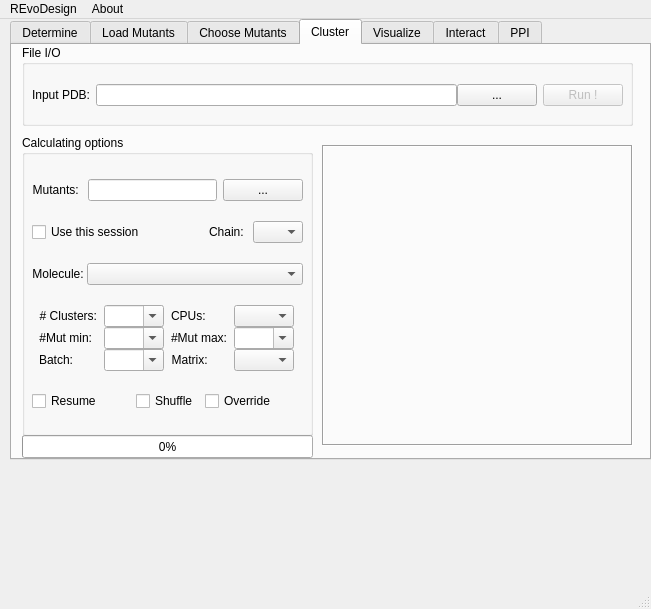
This is REvoDesign/UI/REvoDesign-PyMOL.ui in YaoYinYing/REvoDesign as Qt 5 draws it before an edit. The edited form follows.
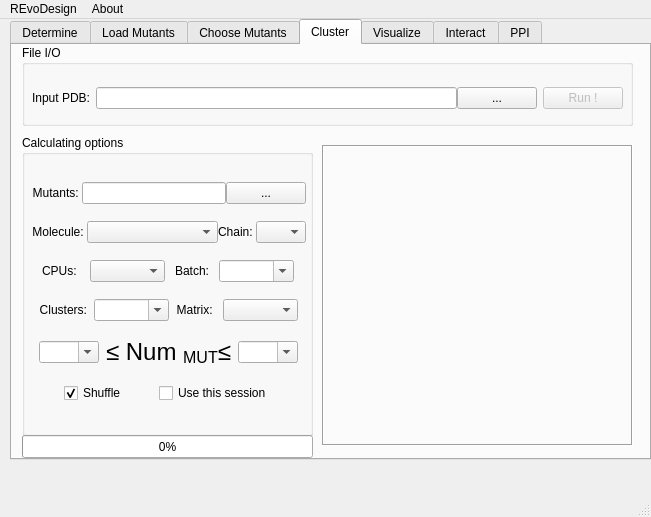
This is the edited form. The open tabs and pages were chosen to show the change.

Patch:
```diff
--- a/REvoDesign/UI/REvoDesign-PyMOL.ui
+++ b/REvoDesign/UI/REvoDesign-PyMOL.ui
@@ -7,7 +7,7 @@
     <x>0</x>
     <y>0</y>
     <width>651</width>
-    <height>609</height>
+    <height>517</height>
    </rect>
   </property>
   <property name="sizePolicy">
@@ -1908,7 +1908,7 @@
          <x>10</x>
          <y>30</y>
          <width>591</width>
-         <height>41</height>
+         <height>47</height>
         </rect>
        </property>
        <layout class="QHBoxLayout" name="horizontalLayout_11">
@@ -1951,18 +1951,17 @@
          </layout>
         </item>
         <item>
-         <layout class="QVBoxLayout" name="verticalLayout_9">
-          <item>
-           <widget class="QPushButton" name="pushButton_run_cluster">
-            <property name="enabled">
-             <bool>false</bool>
-            </property>
-            <property name="text">
-             <string>Run !</string>
-            </property>
-           </widget>
-          </item>
-         </layout>
+         <widget class="QPushButton" name="pushButton_run_cluster">
+          <property name="enabled">
+           <bool>false</bool>
+          </property>
+          <property name="text">
+           <string>Run !</string>
+          </property>
+         </widget>
+        </item>
+        <item>
+         <layout class="QVBoxLayout" name="verticalLayout_9"/>
         </item>
        </layout>
       </widget>
@@ -2021,11 +2020,14 @@
         <rect>
          <x>10</x>
          <y>30</y>
-         <width>271</width>
+         <width>274</width>
          <height>261</height>
         </rect>
        </property>
        <layout class="QVBoxLayout" name="verticalLayout_5">
+        <property name="spacing">
+         <number>0</number>
+        </property>
         <item>
          <layout class="QHBoxLayout" name="horizontalLayout_39">
           <item>
@@ -2057,64 +2059,6 @@
           </item>
          </layout>
         </item>
-        <item>
-         <layout class="QHBoxLayout" name="horizontalLayout_40">
-          <item>
-           <widget class="QCheckBox" name="checkBox_use_this_session_5">
-            <property name="statusTip">
-             <string>Just use the molecules in current session for design.</string>
-            </property>
-            <property name="text">
-             <string>Use this session</string>
-            </property>
-           </widget>
-          </item>
-          <item>
-           <widget class="QLabel" name="label_27">
-            <property name="sizePolicy">
-             <sizepolicy hsizetype="Fixed" vsizetype="Preferred">
-              <horstretch>0</horstretch>
-              <verstretch>0</verstretch>
-             </sizepolicy>
-            </property>
-            <property name="layoutDirection">
-             <enum>Qt::LeftToRight</enum>
-            </property>
-            <property name="text">
-             <string>Chain: </string>
-            </property>
-            <property name="alignment">
-             <set>Qt::AlignRight|Qt::AlignTrailing|Qt::AlignVCenter</set>
-            </property>
-           </widget>
-          </item>
-          <item>
-           <widget class="QComboBox" name="comboBox_chainid_3">
-            <property name="sizePolicy">
-             <sizepolicy hsizetype="Fixed" vsizetype="Fixed">
-              <horstretch>0</horstretch>
-              <verstretch>0</verstretch>
-             </sizepolicy>
-            </property>
-            <property name="minimumSize">
-             <size>
-              <width>0</width>
-              <height>0</height>
-             </size>
-            </property>
-            <property name="maximumSize">
-             <size>
-              <width>50</width>
-              <height>16777215</height>
-             </size>
-            </property>
-            <property name="statusTip">
-             <string>Chain ID for design.</string>
-            </property>
-           </widget>
-          </item>
-         </layout>
-        </item>
         <item>
          <layout class="QHBoxLayout" name="horizontalLayout">
           <property name="spacing">
@@ -2143,125 +2087,55 @@
             </property>
            </widget>
           </item>
+          <item>
+           <widget class="QLabel" name="label_27">
+            <property name="sizePolicy">
+             <sizepolicy hsizetype="Fixed" vsizetype="Preferred">
+              <horstretch>0</horstretch>
+              <verstretch>0</verstretch>
+             </sizepolicy>
+            </property>
+            <property name="layoutDirection">
+             <enum>Qt::LeftToRight</enum>
+            </property>
+            <property name="text">
+             <string>Chain: </string>
+            </property>
+            <property name="alignment">
+             <set>Qt::AlignRight|Qt::AlignTrailing|Qt::AlignVCenter</set>
+            </property>
+           </widget>
+          </item>
+          <item>
+           <widget class="QComboBox" name="comboBox_chainid_3">
+            <property name="sizePolicy">
+             <sizepolicy hsizetype="Fixed" vsizetype="Fixed">
+              <horstretch>0</horstretch>
+              <verstretch>0</verstretch>
+             </sizepolicy>
+            </property>
+            <property name="minimumSize">
+             <size>
+              <width>0</width>
+              <height>0</height>
+             </size>
+            </property>
+            <property name="maximumSize">
+             <size>
+              <width>50</width>
+              <height>16777215</height>
+             </size>
+            </property>
+            <property name="statusTip">
+             <string>Chain ID for design.</string>
+            </property>
+           </widget>
+          </item>
          </layout>
         </item>
         <item>
-         <layout class="QGridLayout" name="gridLayout_21">
-          <property name="spacing">
-           <number>0</number>
-          </property>
-          <item row="2" column="2">
-           <widget class="QLabel" name="label_29">
-            <property name="sizePolicy">
-             <sizepolicy hsizetype="Maximum" vsizetype="Preferred">
-              <horstretch>0</horstretch>
-              <verstretch>0</verstretch>
-             </sizepolicy>
-            </property>
-            <property name="layoutDirection">
-             <enum>Qt::LeftToRight</enum>
-            </property>
-            <property name="text">
-             <string>#Mut max:</string>
-            </property>
-            <property name="alignment">
-             <set>Qt::AlignRight|Qt::AlignTrailing|Qt::AlignVCenter</set>
-            </property>
-           </widget>
-          </item>
-          <item row="2" column="0">
-           <widget class="QLabel" name="label_28">
-            <property name="sizePolicy">
-             <sizepolicy hsizetype="Maximum" vsizetype="Preferred">
-              <horstretch>0</horstretch>
-              <verstretch>0</verstretch>
-             </sizepolicy>
-            </property>
-            <property name="layoutDirection">
-             <enum>Qt::LeftToRight</enum>
-            </property>
-            <property name="text">
-             <string>#Mut min:</string>
-            </property>
-            <property name="alignment">
-             <set>Qt::AlignRight|Qt::AlignTrailing|Qt::AlignVCenter</set>
-            </property>
-           </widget>
-          </item>
-          <item row="2" column="1">
-           <widget class="QComboBox" name="comboBox_num_mut_minimun">
-            <property name="sizePolicy">
-             <sizepolicy hsizetype="Maximum" vsizetype="Fixed">
-              <horstretch>0</horstretch>
-              <verstretch>0</verstretch>
-             </sizepolicy>
-            </property>
-            <property name="maximumSize">
-             <size>
-              <width>60</width>
-              <height>16777215</height>
-             </size>
-            </property>
-            <property name="editable">
-             <bool>true</bool>
-            </property>
-           </widget>
-          </item>
-          <item row="2" column="3">
-           <widget class="QComboBox" name="comboBox_num_mut_maximum">
-            <property name="sizePolicy">
-             <sizepolicy hsizetype="Maximum" vsizetype="Fixed">
-              <horstretch>0</horstretch>
-              <verstretch>0</verstretch>
-             </sizepolicy>
-            </property>
-            <property name="maximumSize">
-             <size>
-              <width>60</width>
-              <height>16777215</height>
-             </size>
-            </property>
-            <property name="editable">
-             <bool>true</bool>
-            </property>
-           </widget>
-          </item>
-          <item row="1" column="1">
-           <widget class="QComboBox" name="comboBox_num_cluster">
-            <property name="sizePolicy">
-             <sizepolicy hsizetype="Maximum" vsizetype="Fixed">
-              <horstretch>0</horstretch>
-              <verstretch>0</verstretch>
-             </sizepolicy>
-            </property>
-            <property name="maximumSize">
-             <size>
-              <width>60</width>
-              <height>16777215</height>
-             </size>
-            </property>
-            <property name="editable">
-             <bool>true</bool>
-            </property>
-           </widget>
-          </item>
-          <item row="3" column="3">
-           <widget class="QComboBox" name="comboBox_cluster_matrix">
-            <property name="sizePolicy">
-             <sizepolicy hsizetype="Maximum" vsizetype="Fixed">
-              <horstretch>0</horstretch>
-              <verstretch>0</verstretch>
-             </sizepolicy>
-            </property>
-            <property name="maximumSize">
-             <size>
-              <width>60</width>
-              <height>16777215</height>
-             </size>
-            </property>
-           </widget>
-          </item>
-          <item row="1" column="2">
+         <layout class="QHBoxLayout" name="horizontalLayout_42">
+          <item>
            <widget class="QLabel" name="label_26">
             <property name="sizePolicy">
              <sizepolicy hsizetype="Maximum" vsizetype="Preferred">
@@ -2280,26 +2154,7 @@
             </property>
            </widget>
           </item>
-          <item row="1" column="0">
-           <widget class="QLabel" name="label_41">
-            <property name="sizePolicy">
-             <sizepolicy hsizetype="Maximum" vsizetype="Preferred">
-              <horstretch>0</horstretch>
-              <verstretch>0</verstretch>
-             </sizepolicy>
-            </property>
-            <property name="layoutDirection">
-             <enum>Qt::LeftToRight</enum>
-            </property>
-            <property name="text">
-             <string># Clusters:</string>
-            </property>
-            <property name="alignment">
-             <set>Qt::AlignRight|Qt::AlignTrailing|Qt::AlignVCenter</set>
-            </property>
-           </widget>
-          </item>
-          <item row="1" column="3">
+          <item>
            <widget class="QComboBox" name="comboBox_nproc_3">
             <property name="sizePolicy">
              <sizepolicy hsizetype="Maximum" vsizetype="Fixed">
@@ -2309,13 +2164,13 @@
             </property>
             <property name="maximumSize">
              <size>
-              <width>60</width>
+              <width>75</width>
               <height>16777215</height>
              </size>
             </property>
            </widget>
           </item>
-          <item row="3" column="0">
+          <item>
            <widget class="QLabel" name="label_40">
             <property name="sizePolicy">
              <sizepolicy hsizetype="Maximum" vsizetype="Preferred">
@@ -2334,7 +2189,7 @@
             </property>
            </widget>
           </item>
-          <item row="3" column="1">
+          <item>
            <widget class="QComboBox" name="comboBox_cluster_batchsize">
             <property name="sizePolicy">
              <sizepolicy hsizetype="Maximum" vsizetype="Fixed">
@@ -2344,7 +2199,7 @@
             </property>
             <property name="maximumSize">
              <size>
-              <width>60</width>
+              <width>75</width>
               <height>16777215</height>
              </size>
             </property>
@@ -2356,7 +2211,52 @@
             </property>
            </widget>
           </item>
-          <item row="3" column="2">
+         </layout>
+        </item>
+        <item>
+         <layout class="QHBoxLayout" name="horizontalLayout_41">
+          <item>
+           <widget class="QLabel" name="label_41">
+            <property name="sizePolicy">
+             <sizepolicy hsizetype="Maximum" vsizetype="Preferred">
+              <horstretch>0</horstretch>
+              <verstretch>0</verstretch>
+             </sizepolicy>
+            </property>
+            <property name="layoutDirection">
+             <enum>Qt::LeftToRight</enum>
+            </property>
+            <property name="text">
+             <string>Clusters:</string>
+            </property>
+            <property name="alignment">
+             <set>Qt::AlignRight|Qt::AlignTrailing|Qt::AlignVCenter</set>
+            </property>
+           </widget>
+          </item>
+          <item>
+           <widget class="QComboBox" name="comboBox_num_cluster">
+            <property name="sizePolicy">
+             <sizepolicy hsizetype="Maximum" vsizetype="Fixed">
+              <horstretch>0</horstretch>
+              <verstretch>0</verstretch>
+             </sizepolicy>
+            </property>
+            <property name="maximumSize">
+             <size>
+              <width>75</width>
+              <height>16777215</height>
+             </size>
+            </property>
+            <property name="statusTip">
+             <string>Number of clusters to generate.</string>
+            </property>
+            <property name="editable">
+             <bool>true</bool>
+            </property>
+           </widget>
+          </item>
+          <item>
            <widget class="QLabel" name="label_30">
             <property name="sizePolicy">
              <sizepolicy hsizetype="Maximum" vsizetype="Preferred">
@@ -2375,17 +2275,96 @@
             </property>
            </widget>
           </item>
+          <item>
+           <widget class="QComboBox" name="comboBox_cluster_matrix">
+            <property name="sizePolicy">
+             <sizepolicy hsizetype="Maximum" vsizetype="Fixed">
+              <horstretch>0</horstretch>
+              <verstretch>0</verstretch>
+             </sizepolicy>
+            </property>
+            <property name="maximumSize">
+             <size>
+              <width>75</width>
+              <height>16777215</height>
+             </size>
+            </property>
+            <property name="statusTip">
+             <string>Sequence alignment matrix</string>
+            </property>
+           </widget>
+          </item>
+         </layout>
+        </item>
+        <item>
+         <layout class="QHBoxLayout" name="horizontalLayout_40">
+          <item>
+           <widget class="QComboBox" name="comboBox_num_mut_minimun">
+            <property name="sizePolicy">
+             <sizepolicy hsizetype="Maximum" vsizetype="Fixed">
+              <horstretch>0</horstretch>
+              <verstretch>0</verstretch>
+             </sizepolicy>
+            </property>
+            <property name="maximumSize">
+             <size>
+              <width>60</width>
+              <height>16777215</height>
+             </size>
+            </property>
+            <property name="statusTip">
+             <string>MInimun number of mutations for each variant.</string>
+            </property>
+            <property name="editable">
+             <bool>true</bool>
+            </property>
+           </widget>
+          </item>
+          <item>
+           <widget class="QLabel" name="label_28">
+            <property name="sizePolicy">
+             <sizepolicy hsizetype="Maximum" vsizetype="Preferred">
+              <horstretch>0</horstretch>
+              <verstretch>0</verstretch>
+             </sizepolicy>
+            </property>
+            <property name="layoutDirection">
+             <enum>Qt::LeftToRight</enum>
+            </property>
+            <property name="text">
+             <string>&lt;html&gt;&lt;head/&gt;&lt;body&gt;&lt;p&gt;&lt;span style=&quot; font-size:18pt;&quot;&gt;≤ Num &lt;/span&gt;&lt;span style=&quot; font-size:18pt; vertical-align:sub;&quot;&gt;MUT&lt;/span&gt;&lt;span style=&quot; font-size:18pt; vertical-align:sub;&quot;/&gt;&lt;span style=&quot; font-size:18pt;&quot;&gt;≤&lt;/span&gt;&lt;/p&gt;&lt;/body&gt;&lt;/html&gt;</string>
+            </property>
+            <property name="alignment">
+             <set>Qt::AlignCenter</set>
+            </property>
+           </widget>
+          </item>
+          <item>
+           <widget class="QComboBox" name="comboBox_num_mut_maximum">
+            <property name="sizePolicy">
+             <sizepolicy hsizetype="Maximum" vsizetype="Fixed">
+              <horstretch>0</horstretch>
+              <verstretch>0</verstretch>
+             </sizepolicy>
+            </property>
+            <property name="maximumSize">
+             <size>
+              <width>60</width>
+              <height>16777215</height>
+             </size>
+            </property>
+            <property name="statusTip">
+             <string>Maximum number of mutations for each variant.</string>
+            </property>
+            <property name="editable">
+             <bool>true</bool>
+            </property>
+           </widget>
+          </item>
          </layout>
         </item>
         <item>
          <layout class="QHBoxLayout" name="horizontalLayout_22">
-          <item>
-           <widget class="QCheckBox" name="checkBox_resume_from_buffer">
-            <property name="text">
-             <string>Resume</string>
-            </property>
-           </widget>
-          </item>
           <item>
            <widget class="QCheckBox" name="checkBox_shuffle_clustering">
             <property name="sizePolicy">
@@ -2400,12 +2379,24 @@
             <property name="text">
              <string>Shuffle</string>
             </property>
+            <property name="checked">
+             <bool>true</bool>
+            </property>
            </widget>
           </item>
           <item>
-           <widget class="QCheckBox" name="checkBox_cluster_override">
+           <widget class="QCheckBox" name="checkBox_use_this_session_5">
+            <property name="sizePolicy">
+             <sizepolicy hsizetype="Fixed" vsizetype="Fixed">
+              <horstretch>0</horstretch>
+              <verstretch>0</verstretch>
+             </sizepolicy>
+            </property>
+            <property name="statusTip">
+             <string>Just use the molecules in current session for design.</string>
+            </property>
             <property name="text">
-             <string>Override</string>
+             <string>Use this session</string>
             </property>
            </widget>
           </item>
```
Left out of the diff: 53 changed lines with no effect on the pictures.
